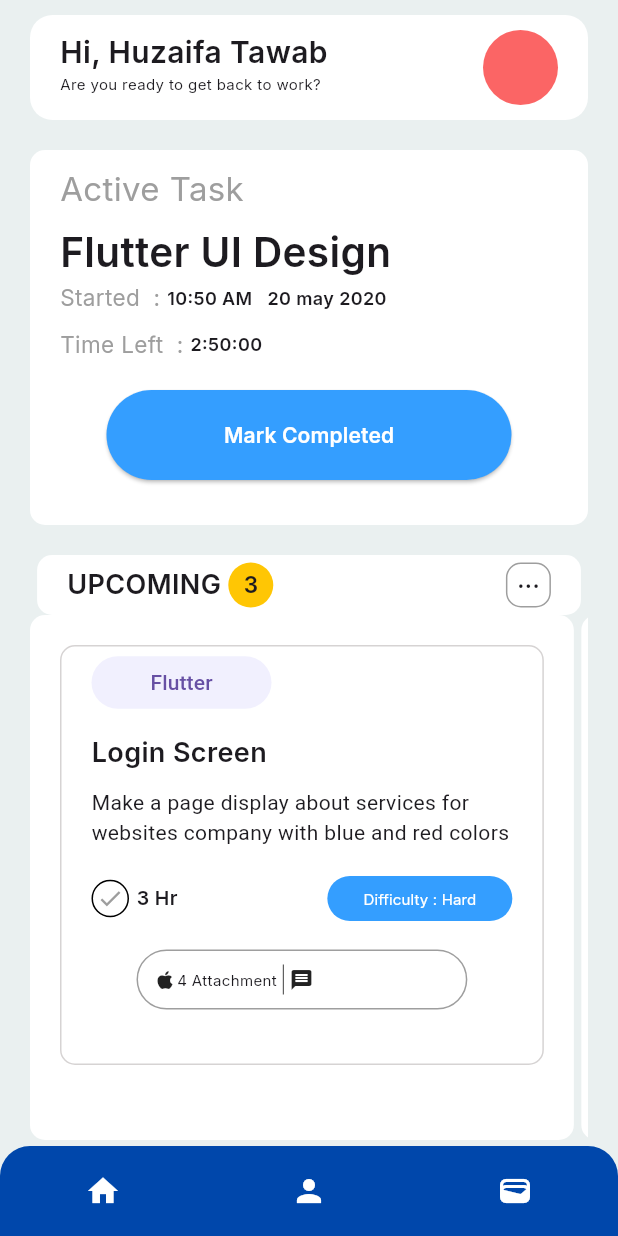
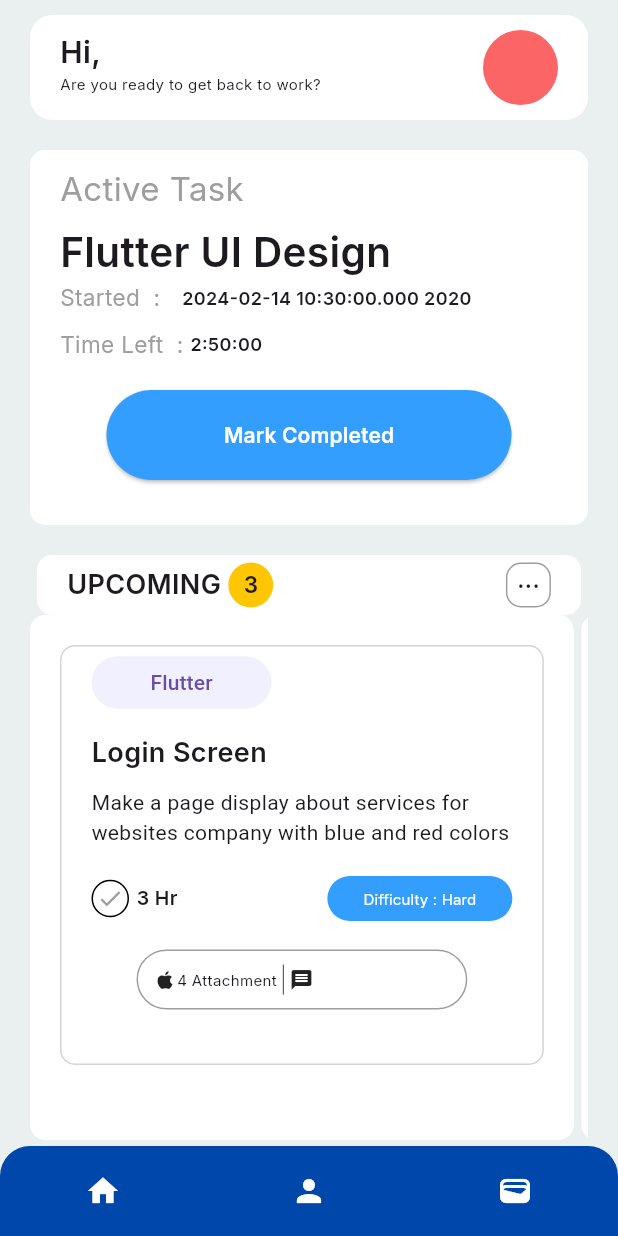
Before and after one commit to asfand124/ui_design, a Flutter app: the Home screen opened directly, on a phone screen of 412 x 824 dp. Run offline on Flutter 3.47's test engine with Material 3 defaults, Android fonts, the phone set to English and light mode, and no system bars; our stand-ins replace cloud_firestore, firebase_auth, firebase_core, google_fonts, toggle_switch; accounts and stored records are empty.

Commit message:
active task

```diff
--- a/lib/component/Task.dart
+++ b/lib/component/Task.dart
@@ -87,7 +87,7 @@ class _TaskState extends State<Task> {
                   width: 10,
                 ),
                 Text(
-                  widget.date,
+                  "${widget.date}",
                   style: TextStyle(
                     fontSize: 12,
                     fontWeight: FontWeight.w600,
@@ -95,7 +95,7 @@ class _TaskState extends State<Task> {
                   ),
                 ),
                 Text(
-                  widget.month,
+                  widget.month.toString(),
                   style: TextStyle(
                     fontSize: 12,
                     fontWeight: FontWeight.w600,
--- a/lib/screen/user/Home.dart
+++ b/lib/screen/user/Home.dart
@@ -1,3 +1,4 @@
+import 'package:firebase_auth/firebase_auth.dart';
 import 'package:flutter/material.dart';
 import 'package:google_fonts/google_fonts.dart';
 import 'package:ui_design/component/Task.dart';
@@ -6,9 +7,62 @@ import 'package:ui_design/component/notification.dart';
 import 'package:ui_design/screen/user/Nextpage.dart';
 import 'package:ui_design/screen/user/Profile.dart';
 import 'package:ui_design/screen/user/wallet.dart';
+import 'package:cloud_firestore/cloud_firestore.dart';
 
-class Home extends StatelessWidget {
+class Home extends StatefulWidget {
   const Home({super.key});
+
+  @override
+  State<Home> createState() => _HomeState();
+}
+
+class _HomeState extends State<Home> {
+  Map<String, dynamic> userDetails = {};
+  Map<String, dynamic> activeTask = {};
+  bool isTaskActive = true;
+
+  @override
+  void initState() {
+    // TODO: implement initState
+    super.initState();
+    getUserDetail();
+  }
+
+  getUserDetail() async {
+    print("object");
+    String userId = FirebaseAuth.instance.currentUser!.uid;
+
+    await FirebaseFirestore.instance
+        .collection("Users")
+        .doc(userId)
+        .get()
+        .then((response) {
+      setState(() {
+        userDetails = response.data()!;
+      });
+      print(response.data());
+      if (response.data()!['activeTask'] != null ||
+          response.data()!['activeTask'] != "") {
+        print('ppp');
+        print(response.data()!['activeTask']);
+        getAtiveTask(response.data()!['activeTask']);
+      }
+    });
+  }
+
+  getAtiveTask(id) async {
+    await FirebaseFirestore.instance
+        .collection("Tasks")
+        .doc(id)
+        .get()
+        .then((response) {
+      setState(() {
+        activeTask = {...response.data()!, "id": response.id};
+        // activeTask[id] = response.id;
+      });
+    });
+    print(activeTask);
+  }
 
   @override
   Widget build(BuildContext context) {
@@ -39,7 +93,7 @@ class Home extends StatelessWidget {
                           crossAxisAlignment: CrossAxisAlignment.start,
                           children: [
                             Text(
-                              'Hi, Huzaifa Tawab',
+                              'Hi, ${userDetails['Name']}',
                               style: TextStyle(
                                 fontSize: 20,
                                 fontWeight: FontWeight.w600,
@@ -72,12 +126,16 @@ class Home extends StatelessWidget {
                 SizedBox(
                   height: 20,
                 ),
-                Task(
-                    start: '10:50 AM',
-                    date: '20',
-                    month: ' may',
-                    year: ' 2020',
-                    endtime: '2:50:00'),
+                isTaskActive
+                    ? Task(
+                        start: activeTask['Title'],
+                        date: activeTask['id'],
+                        month: (activeTask['assignedAt'] as Timestamp).toDate(),
+                        year: ' 2020',
+                        endtime: '2:50:00')
+                    : Center(
+                        child: Text("No Active task"),
+                      ),
                 SizedBox(
                   height: 20,
                 ),
```
